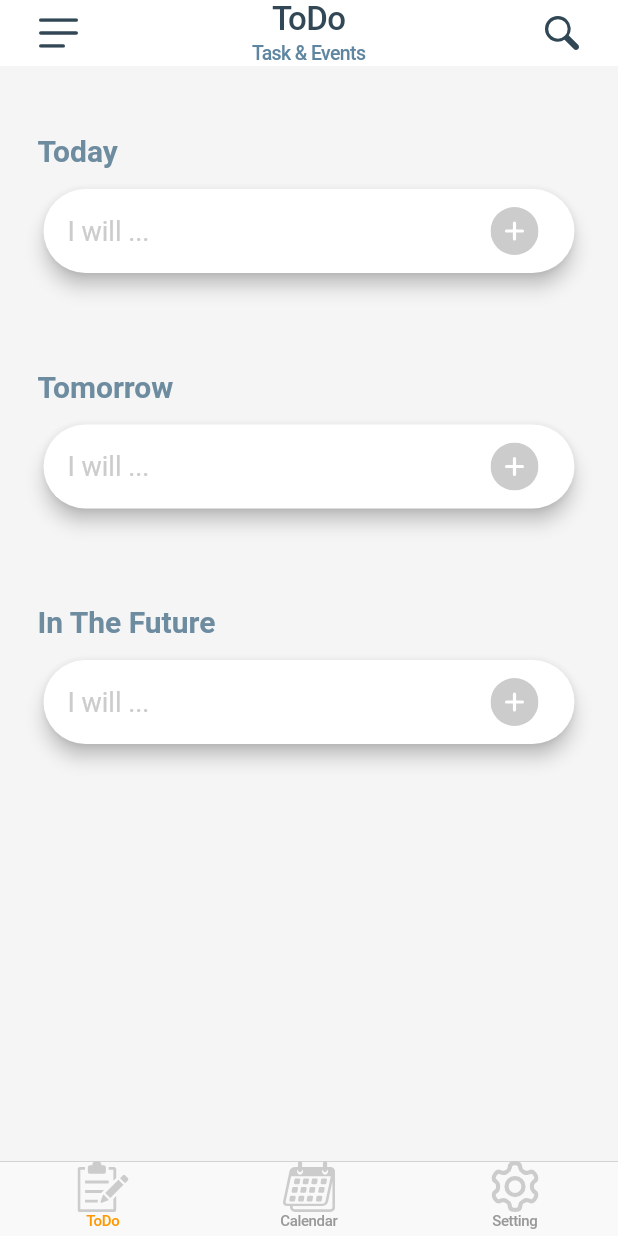
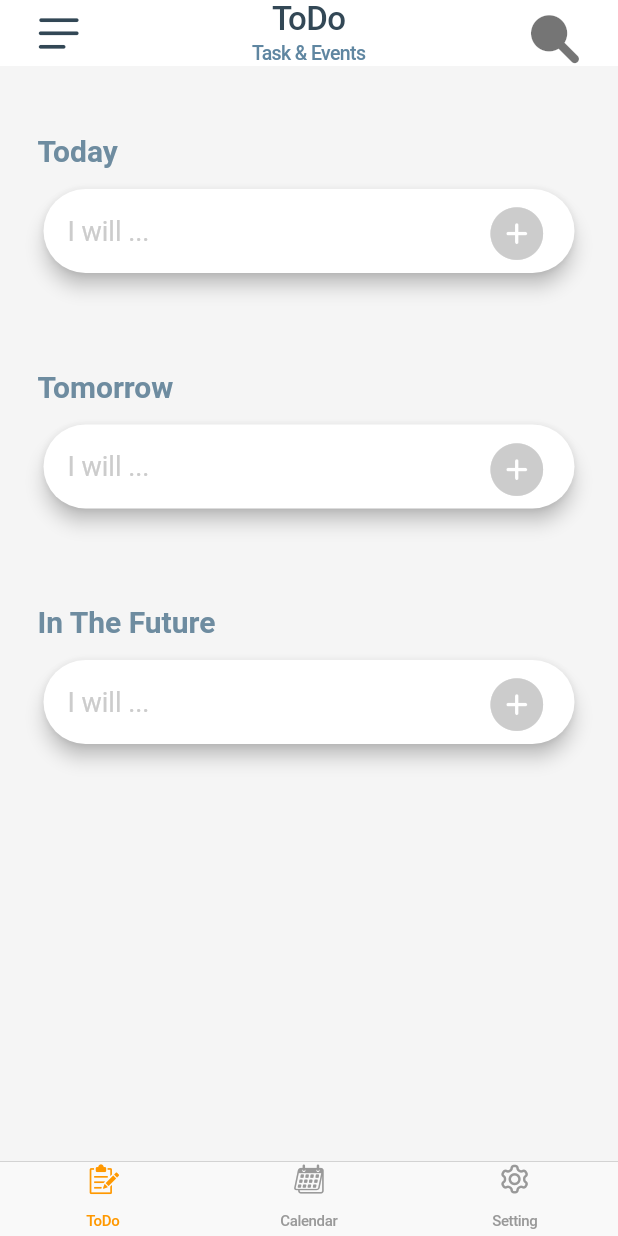
Before and after one commit to zmoghbel/ZiPlanner, a Flutter app: the screen it shows after launch, on a phone screen of 412 x 824 dp. Run offline on Flutter 3.47's test engine with Material 2 defaults, Android fonts, the phone set to English and light mode, and no system bars.

Commit message:
implementing ZipIcons

```diff
--- a/lib/components/todo-text-field.dart
+++ b/lib/components/todo-text-field.dart
@@ -2,12 +2,10 @@
 
 import 'package:flutter/cupertino.dart';
 import 'package:flutter/material.dart';
-//import 'package:ziplanner/pages/todo-add-page.dart';
-//import 'package:ziplanner/zip-icons.dart';
-import 'package:flutter_svg/flutter_svg.dart';
 import 'package:ziplanner/pages/todo-add-page.dart';
 
 import '../styles.dart';
+import '../zip-icons.dart';
 
 class TodoTextField extends StatefulWidget {
   @override
@@ -39,9 +37,10 @@ class _TodoTextFieldState extends State<TodoTextField> {
         ),
         trailing: Builder(
           builder: (context) => IconButton(
-            icon: SvgPicture.asset(
-              "assets/icons/add-detail.svg",
+            icon: Icon(
+              ZipIcons.add_circle,
               color: inactiveColor,
+              size: 35,
             ),
             onPressed: () {
               Navigator.pushNamed(context, ToDoAdd.path);
--- a/lib/components/top-bar.dart
+++ b/lib/components/top-bar.dart
@@ -1,6 +1,7 @@
 import 'package:flutter/material.dart';
 import 'package:flutter/cupertino.dart';
-import 'package:flutter_svg/svg.dart';
+
+import '../zip-icons.dart';
 
 //import 'dart:io' show Platform;
 
@@ -39,9 +40,10 @@ class TopBar extends StatelessWidget {
               onTap: () {
                 print('Hambergur menu was tapped');
               },
-              child: SvgPicture.asset(
-                'assets/icons/hamburger-menu.svg',
+              child: Icon(
+                ZipIcons.hamburger_menu,
                 color: Color(0xFF324755),
+                size: 20,
               ),
             ),
           ),
@@ -64,10 +66,15 @@ class TopBar extends StatelessWidget {
               onTap: () {
                 print('Search was tapped');
               },
-              child: SvgPicture.asset(
-                'assets/icons/search.svg',
-                color: Color(0xFF324755),
+              child: Icon(
+                ZipIcons.search,
+                color: Colors.black54,
               ),
+
+              // SvgPicture.asset(
+              //   'assets/icons/search.svg',
+              //   color: Color(0xFF324755),
+              // ),
             ),
           ),
         ),
@@ -99,10 +106,7 @@ class TopBar extends StatelessWidget {
           actions: [
             Padding(
               padding: EdgeInsets.symmetric(horizontal: 16),
-              child: Icon(
-                Icons.search,
-                color: Colors.black54,
-              ),
+
             ),
           ],
         ),
--- a/lib/pages/home-page.dart
+++ b/lib/pages/home-page.dart
@@ -1,9 +1,10 @@
 import 'package:flutter/material.dart';
 import 'package:flutter/cupertino.dart';
-import 'package:flutter_svg/svg.dart';
 import 'package:ziplanner/pages/todo-page.dart';
 import 'package:ziplanner/pages/calendar-page.dart';
 import 'package:ziplanner/pages/setting-page.dart';
+
+import '../zip-icons.dart';
 
 /// Code by Zeinab on 2020/10/25.
 class Home extends StatefulWidget {
@@ -26,29 +27,27 @@ class _HomeState extends State<Home> {
         activeColor: Colors.orange,
         items: [
           BottomNavigationBarItem(
-            icon: SvgPicture.asset(
-              'assets/icons/todo.svg',
-              color: Color(0xFFCCCCCC),
+            icon: Icon(
+              ZipIcons.todo_list,
+              //color: Color(0xFFCCCCCC),
             ),
-
-            //Icon(ZipIcons.todo_list),
             label: 'ToDo',
           ),
           BottomNavigationBarItem(
-            icon: SvgPicture.asset(
-              'assets/icons/calendar.svg',
-              color: Color(0xFFCCCCCC),
+            icon: Icon(
+              ZipIcons.calendar,
+              //color: Color(0xFFCCCCCC),
             ),
-
-            //Icon(ZipIcons.calendar),
             label: 'Calendar',
           ),
           BottomNavigationBarItem(
-            icon: SvgPicture.asset(
-              'assets/icons/settings.svg',
-              color: Color(0xFFCCCCCC),
+            icon: Icon(
+              ZipIcons.setting,
             ),
-            //Icon(ZipIcons.setting),
+
+            // SvgPicture.asset(
+            //   'assets/icons/settings.svg',
+            // ),
             label: 'Setting',
           ),
         ],
--- /dev/null
+++ b/lib/zip-icons.dart
@@ -0,0 +1,63 @@
+/// Flutter icons MyFlutterApp
+/// Copyright (C) 2020 by original authors @ fluttericon.com, fontello.com
+/// This font was generated by FlutterIcon.com, which is derived from Fontello.
+///
+/// To use this font, place it in your fonts/ directory and include the
+/// following in your pubspec.yaml
+///
+/// flutter:
+///   fonts:
+///    - family:  MyFlutterApp
+///      fonts:
+///       - asset: fonts/MyFlutterApp.ttf
+///
+///
+///
+import 'package:flutter/widgets.dart';
+
+class ZipIcons {
+  ZipIcons._();
+
+  static const _kFontFam = 'ZipIcons';
+
+  static const _kFontPkg = null;
+
+  static const IconData add_circle =
+      IconData(0xe800, fontFamily: _kFontFam, fontPackage: _kFontPkg);
+  static const IconData add =
+      IconData(0xe801, fontFamily: _kFontFam, fontPackage: _kFontPkg);
+  static const IconData alert =
+      IconData(0xe802, fontFamily: _kFontFam, fontPackage: _kFontPkg);
+  static const IconData attachment_ =
+      IconData(0xe803, fontFamily: _kFontFam, fontPackage: _kFontPkg);
+  static const IconData calendar =
+      IconData(0xe804, fontFamily: _kFontFam, fontPackage: _kFontPkg);
+  static const IconData check_circle_done =
+      IconData(0xe805, fontFamily: _kFontFam, fontPackage: _kFontPkg);
+  static const IconData check_circle_empty =
+      IconData(0xe806, fontFamily: _kFontFam, fontPackage: _kFontPkg);
+  static const IconData clock =
+      IconData(0xe807, fontFamily: _kFontFam, fontPackage: _kFontPkg);
+  static const IconData delete =
+      IconData(0xe808, fontFamily: _kFontFam, fontPackage: _kFontPkg);
+  static const IconData edit =
+      IconData(0xe809, fontFamily: _kFontFam, fontPackage: _kFontPkg);
+  static const IconData hamburger_menu =
+      IconData(0xe80a, fontFamily: _kFontFam, fontPackage: _kFontPkg);
+  static const IconData location =
+      IconData(0xe80b, fontFamily: _kFontFam, fontPackage: _kFontPkg);
+  static const IconData repeat =
+      IconData(0xe80c, fontFamily: _kFontFam, fontPackage: _kFontPkg);
+  static const IconData search =
+      IconData(0xe80d, fontFamily: _kFontFam, fontPackage: _kFontPkg);
+  static const IconData setting =
+      IconData(0xe80e, fontFamily: _kFontFam, fontPackage: _kFontPkg);
+  static const IconData share =
+      IconData(0xe80f, fontFamily: _kFontFam, fontPackage: _kFontPkg);
+  static const IconData tags =
+      IconData(0xe810, fontFamily: _kFontFam, fontPackage: _kFontPkg);
+  static const IconData title =
+      IconData(0xe811, fontFamily: _kFontFam, fontPackage: _kFontPkg);
+  static const IconData todo_list =
+      IconData(0xe812, fontFamily: _kFontFam, fontPackage: _kFontPkg);
+}
--- a/pubspec.yaml
+++ b/pubspec.yaml
@@ -72,7 +72,9 @@ flutter:
          - asset: assets/fonts/Roboto-Regular.ttf
            style: normal
 
-
+     - family: ZipIcons
+       fonts:
+         - asset: assets/fonts/Zip-icons.ttf
 
 
 
```
Also changed, not shown: assets/fonts/Zip-icons.ttf (added).
